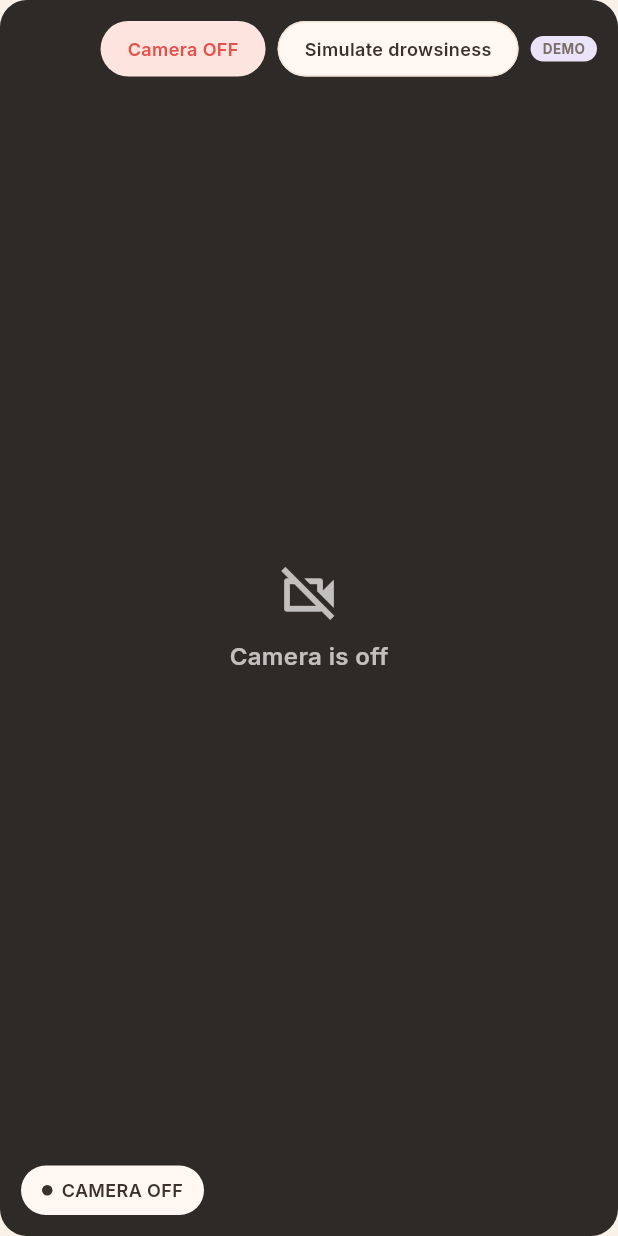
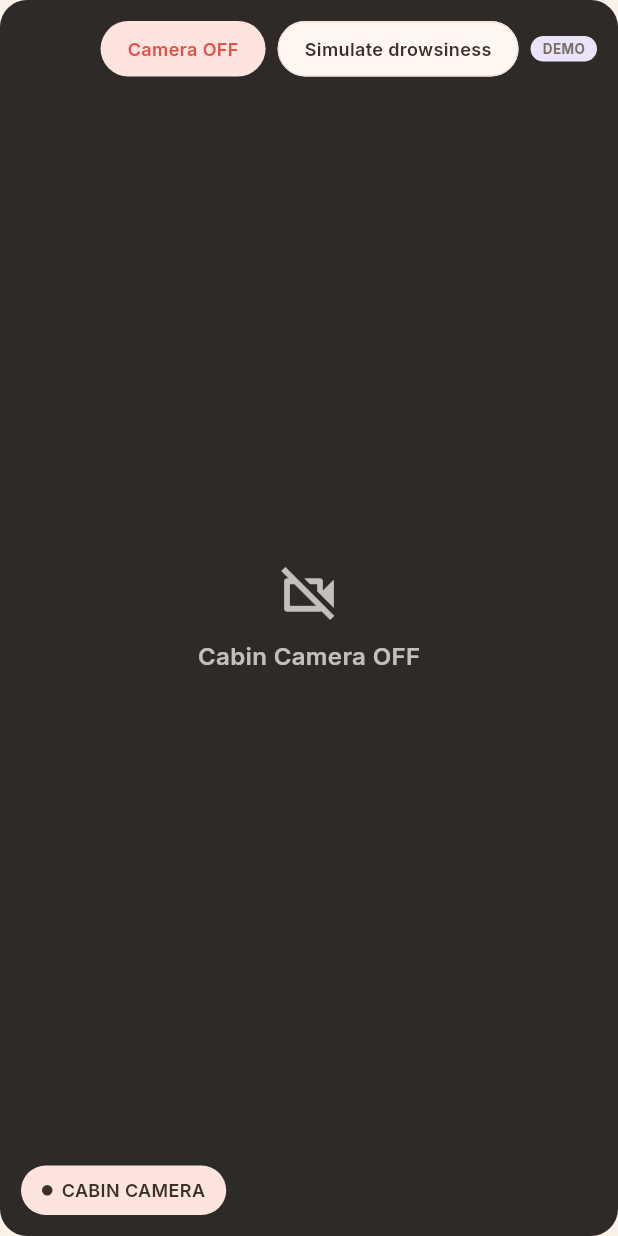
Before and after one commit to Khairimi/ai-smart-dashcam, a Flutter app: the CabinCameraScreen widget shown alone on an empty page, opened directly, after a tap on "Camera ON", on a phone screen of 412 x 824 dp. Run offline on Flutter 3.47's test engine with Material 3 defaults, Android fonts, the phone set to English and light mode, and no system bars; our stand-ins replace flutter_riverpod, go_router, google_fonts, shared_preferences; accounts and stored records are empty.

Commit message:
feat: front/cabin camera demo previews (bundled image, cover-fit, vector fallback)
- CameraFeedPlaceholder loads assets/images/dashcam_front.jpg / dashcam_cabin.jpg with
  BoxFit.cover and falls back to the vector scene if an asset fails to load
- Camera OFF hides the picture and shows 'Front Camera OFF' / 'Cabin Camera OFF';
  FRONT/CABIN CAMERA label kept; header REC pill reflects state
- drowsiness warning is marked DEMO and sits lower so faces stay visible
- tests updated/added (run in CI). Image files and pubspec asset entry still to add.

Co-Authored-By: Claude Sonnet 5.5 <noreply@anthropic.com>

```diff
--- a/lib/core/widgets/camera_feed_placeholder.dart
+++ b/lib/core/widgets/camera_feed_placeholder.dart
@@ -5,8 +5,15 @@ import '../theme/app_radii.dart';
 
 enum CameraScene { front, cabin }
 
-/// Flat vector stand-in for the Figma camera illustrations (sky / trees / road
-/// for front; cabin interior for cabin). Approximate geometry — not a live feed.
+/// Locally bundled DEMO camera pictures (AI-generated sample images, not a
+/// live feed). Both are registered in pubspec.yaml.
+const kFrontCameraAsset = 'assets/images/dashcam_front.jpg';
+const kCabinCameraAsset = 'assets/images/dashcam_cabin.jpg';
+
+/// DEMO camera picture: road-facing (front) or driver/passenger-facing
+/// (cabin) sample image, scaled with BoxFit.cover so it is cropped, never
+/// stretched. If the asset cannot be loaded, a flat vector scene is drawn
+/// instead. No camera, permission or network is involved.
 class CameraFeedPlaceholder extends StatelessWidget {
   const CameraFeedPlaceholder({super.key, this.scene = CameraScene.front});
 
@@ -14,11 +21,24 @@ class CameraFeedPlaceholder extends StatelessWidget {
 
   @override
   Widget build(BuildContext context) {
+    final fallback = CustomPaint(
+      painter: _ScenePainter(scene),
+      child: const SizedBox.expand(),
+    );
     return ClipRRect(
       borderRadius: AppRadii.cardRadius,
-      child: CustomPaint(
-        painter: _ScenePainter(scene),
-        child: const SizedBox.expand(),
+      child: SizedBox.expand(
+        child: Image.asset(
+          scene == CameraScene.front ? kFrontCameraAsset : kCabinCameraAsset,
+          fit: BoxFit.cover,
+          alignment: Alignment.center,
+          filterQuality: FilterQuality.medium,
+          gaplessPlayback: true,
+          semanticLabel: scene == CameraScene.front
+              ? 'Demo front camera preview'
+              : 'Demo cabin camera preview',
+          errorBuilder: (context, error, stack) => fallback,
+        ),
       ),
     );
   }
--- a/lib/features/camera/cabin_camera_screen.dart
+++ b/lib/features/camera/cabin_camera_screen.dart
@@ -34,9 +34,9 @@ class CabinCameraScreen extends ConsumerWidget {
       ]),
       overlay: alert
           ? Align(
-              alignment: const Alignment(-.78, .1),
+              alignment: const Alignment(0, .72),
               child: FractionallySizedBox(
-                widthFactor: .5,
+                widthFactor: .6,
                 child: DrowsinessAlertCard(
                   onFindRestStop: () {
                     notifier.set(false);
--- a/lib/features/camera/widgets/camera_feed.dart
+++ b/lib/features/camera/widgets/camera_feed.dart
@@ -76,7 +76,8 @@ class CameraFeed extends StatelessWidget {
   final Widget? topRight;
   final Widget? overlay;
 
-  /// DEMO camera switched off: shows a dark panel and "CAMERA OFF".
+  /// DEMO camera switched off: hides the picture and shows "Front Camera OFF"
+  /// or "Cabin Camera OFF" (the FRONT / CABIN CAMERA label is kept).
   final bool off;
 
   @override
@@ -85,7 +86,7 @@ class CameraFeed extends StatelessWidget {
     return Stack(
       fit: StackFit.expand,
       children: [
-        if (off) const _OffPanel() else CameraFeedPlaceholder(scene: scene),
+        if (off) _OffPanel(scene: scene) else CameraFeedPlaceholder(scene: scene),
         if (timestamp != null && !off)
           Positioned(
             left: pad,
@@ -108,9 +109,7 @@ class CameraFeed extends StatelessWidget {
         Positioned(
           left: pad,
           bottom: pad,
-          child: FeedPill(
-              label: off ? 'CAMERA OFF' : label,
-              background: off ? AppColors.surfaceCard : labelBackground),
+          child: FeedPill(label: label, background: labelBackground),
         ),
         ?overlay,
       ],
@@ -119,7 +118,9 @@ class CameraFeed extends StatelessWidget {
 }
 
 class _OffPanel extends StatelessWidget {
-  const _OffPanel();
+  const _OffPanel({required this.scene});
+
+  final CameraScene scene;
 
   @override
   Widget build(BuildContext context) {
@@ -134,7 +135,7 @@ class _OffPanel extends StatelessWidget {
               Icon(Icons.videocam_off_outlined,
                   color: Colors.white70, size: context.u(44)),
               SizedBox(height: context.u(8)),
-              Text('Camera is off',
+              Text(scene == CameraScene.front ? 'Front Camera OFF' : 'Cabin Camera OFF',
                   style: AppTypography.cardTitle.copyWith(color: Colors.white70)),
             ],
           ),
--- a/lib/features/camera/widgets/drowsiness_alert_card.dart
+++ b/lib/features/camera/widgets/drowsiness_alert_card.dart
@@ -34,10 +34,15 @@ class DrowsinessAlertCard extends StatelessWidget {
                   overflow: TextOverflow.ellipsis,
                   style: AppTypography.cardTitle),
             ),
+            SizedBox(width: context.u(8)),
+            const SimulatedBadge(),
           ]),
           SizedBox(height: context.u(8)),
           Text('You seem tired. Please take a short break',
               style: AppTypography.body),
+          SizedBox(height: context.u(4)),
+          Text('DEMO — simulated driver-fatigue warning, no real detection.',
+              style: AppTypography.caption),
           SizedBox(height: context.u(14)),
           Row(children: [
             Expanded(
```
Also changed, not shown: 1 other file.
